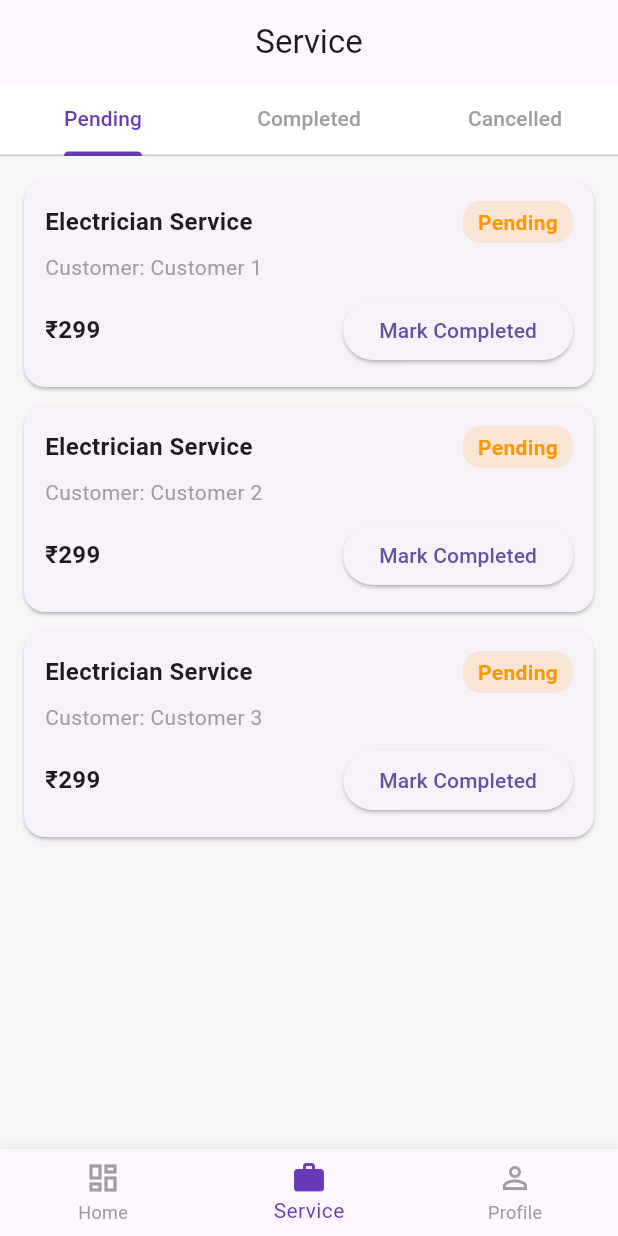
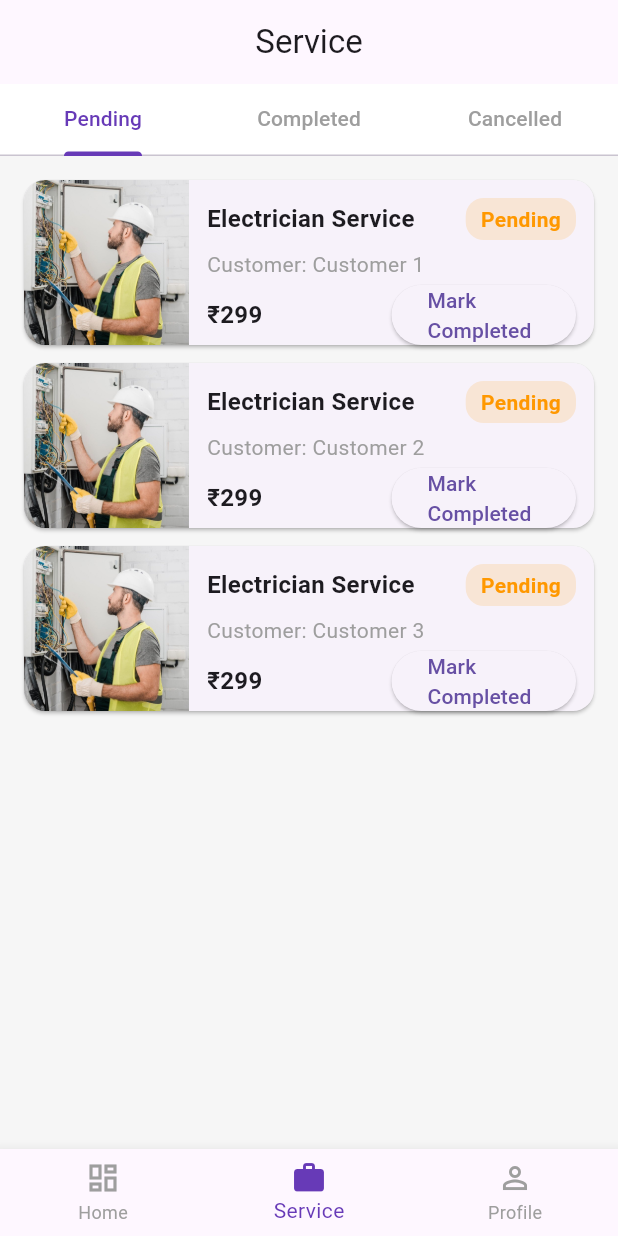
Before and after one commit to vaibhavkhalasi21/service-system, a Flutter app: the screen it shows after launch, item 2 of the bottom bar chosen, after a tap on "Mark Completed", on a phone screen of 412 x 824 dp. Run offline on Flutter 3.47's test engine with Material 3 defaults, Android fonts, the phone set to English and light mode, and no system bars; our stand-ins replace shared_preferences.

Commit message:
Added VendorJobsTab with images and fixed overflows

```diff
--- a/vendor/lib/Screens/vendor_home_tab.dart
+++ b/vendor/lib/Screens/vendor_home_tab.dart
@@ -82,19 +82,19 @@ class VendorHomeTab extends StatelessWidget {
             title: "Electrician",
             price: 299,
             rating: 4.6,
-            icon: Icons.electrical_services,
+            imagePath: "assets/images/electrician.png",
           ),
           _ServiceCard(
             title: "Plumber",
             price: 249,
             rating: 4.5,
-            icon: Icons.plumbing,
+            imagePath: "assets/images/plumbing.png",
           ),
           _ServiceCard(
             title: "House Cleaning",
             price: 499,
             rating: 4.7,
-            icon: Icons.cleaning_services,
+            imagePath: "assets/images/cleaning.png",
           ),
         ],
       ),
@@ -124,18 +124,18 @@ class _CategoryChip extends StatelessWidget {
   }
 }
 
-/// 🧾 Service Card
+/// 🧾 Service Card (FULL HEIGHT IMAGE)
 class _ServiceCard extends StatelessWidget {
   final String title;
   final int price;
   final double rating;
-  final IconData icon;
+  final String imagePath;
 
   const _ServiceCard({
     required this.title,
     required this.price,
     required this.rating,
-    required this.icon,
+    required this.imagePath,
   });
 
   @override
@@ -144,26 +144,43 @@ class _ServiceCard extends StatelessWidget {
       elevation: 2,
       margin: const EdgeInsets.only(bottom: 12),
       shape: RoundedRectangleBorder(borderRadius: BorderRadius.circular(14)),
-      child: Padding(
-        padding: const EdgeInsets.all(14),
+      child: SizedBox(
+        height: 90, // Card height
         child: Row(
           children: [
-            CircleAvatar(
-              radius: 26,
-              backgroundColor: const Color(0xFFEDE7F6),
-              child: Icon(icon, color: Colors.deepPurple),
+
+            /// 🖼️ FULL HEIGHT IMAGE
+            ClipRRect(
+              borderRadius: const BorderRadius.only(
+                topLeft: Radius.circular(14),
+                bottomLeft: Radius.circular(14),
               ),
+              child: Image.asset(
+                imagePath,
+                width: 90,
+                height: double.infinity,
+                fit: BoxFit.cover,
+              ),
+            ),
+
             const SizedBox(width: 12),
+
+            /// 📄 Title + Rating
             Expanded(
               child: Column(
+                mainAxisAlignment: MainAxisAlignment.center,
                 crossAxisAlignment: CrossAxisAlignment.start,
                 children: [
                   Text(
                     title,
+                    maxLines: 1,
+                    overflow: TextOverflow.ellipsis,
                     style: const TextStyle(
-                        fontSize: 16, fontWeight: FontWeight.bold),
+                      fontSize: 16,
+                      fontWeight: FontWeight.bold,
                     ),
-                  const SizedBox(height: 4),
+                  ),
+                  const SizedBox(height: 6),
                   Row(
                     children: [
                       const Icon(Icons.star,
@@ -175,7 +192,13 @@ class _ServiceCard extends StatelessWidget {
                 ],
               ),
             ),
-            Column(
+
+            /// 💰 Price + Manage Button
+            Padding(
+              padding: const EdgeInsets.only(right: 12),
+              child: Column(
+                mainAxisAlignment: MainAxisAlignment.center,
+                crossAxisAlignment: CrossAxisAlignment.end,
                 children: [
                   Text(
                     "₹$price",
@@ -188,7 +211,8 @@ class _ServiceCard extends StatelessWidget {
                     child: const Text("Manage"),
                   ),
                 ],
-            )
+              ),
+            ),
           ],
         ),
       ),
--- a/vendor/lib/Screens/vendor_service_tab.dart
+++ b/vendor/lib/Screens/vendor_service_tab.dart
@@ -46,6 +46,8 @@ class _VendorJobsTabState extends State<VendorJobsTab>
 
         /// 📋 Tab Views
         Expanded(
+          child: Padding(
+            padding: EdgeInsets.only(bottom: MediaQuery.of(context).padding.bottom),
             child: TabBarView(
               controller: _tabController,
               children: const [
@@ -53,6 +55,7 @@ class _VendorJobsTabState extends State<VendorJobsTab>
                 _JobsList(status: "Completed"),
                 _JobsList(status: "Cancelled"),
               ],
+            ),
           ),
         ),
       ],
@@ -78,32 +81,36 @@ class _JobsList extends StatelessWidget {
     }
 
     return ListView.builder(
-      padding: const EdgeInsets.all(16),
+      padding: const EdgeInsets.only(left: 16, right: 16, top: 16),
       itemCount: 3,
       itemBuilder: (context, index) {
+        // You can change images dynamically per index/service
         return _JobCard(
           serviceName: "Electrician Service",
           customerName: "Customer ${index + 1}",
           price: 299,
           status: status,
+          imagePath: "assets/images/electrician.png",
         );
       },
     );
   }
 }
 
-/// 🧾 Single Job Card
+/// 🧾 Single Job Card WITH IMAGE & Flexible Layout
 class _JobCard extends StatelessWidget {
   final String serviceName;
   final String customerName;
   final int price;
   final String status;
+  final String imagePath;
 
   const _JobCard({
     required this.serviceName,
     required this.customerName,
     required this.price,
     required this.status,
+    required this.imagePath,
   });
 
   Color getStatusColor() {
@@ -122,19 +129,47 @@ class _JobCard extends StatelessWidget {
     return Card(
       margin: const EdgeInsets.only(bottom: 12),
       shape: RoundedRectangleBorder(borderRadius: BorderRadius.circular(14)),
+      child: SizedBox(
+        height: 110,
+        child: Row(
+          children: [
+
+            /// 🖼️ Service Image
+            ClipRRect(
+              borderRadius: const BorderRadius.only(
+                topLeft: Radius.circular(14),
+                bottomLeft: Radius.circular(14),
+              ),
+              child: Image.asset(
+                imagePath,
+                width: 110,
+                height: double.infinity,
+                fit: BoxFit.cover,
+              ),
+            ),
+
+            const SizedBox(width: 12),
+
+            /// 📄 Job Details
+            Expanded(
               child: Padding(
-        padding: const EdgeInsets.all(14),
+                padding: const EdgeInsets.symmetric(vertical: 12),
                 child: Column(
                   crossAxisAlignment: CrossAxisAlignment.start,
                   children: [
+
                     /// Title + Status
                     Row(
-              mainAxisAlignment: MainAxisAlignment.spaceBetween,
                       children: [
-                Text(
+                        Expanded(
+                          child: Text(
                             serviceName,
+                            maxLines: 1,
+                            overflow: TextOverflow.ellipsis,
                             style: const TextStyle(
-                      fontSize: 16, fontWeight: FontWeight.bold),
+                                fontSize: 16,
+                                fontWeight: FontWeight.bold),
+                          ),
                         ),
                         Container(
                           padding:
@@ -161,26 +196,38 @@ class _JobCard extends StatelessWidget {
                       style: const TextStyle(color: Colors.grey),
                     ),
 
-            const SizedBox(height: 8),
+                    const Spacer(),
 
+                    /// Price + Action Button
                     Row(
                       mainAxisAlignment: MainAxisAlignment.spaceBetween,
                       children: [
-                Text(
+                        Flexible(
+                          child: Text(
                             "₹$price",
                             style: const TextStyle(
                                 fontSize: 16, fontWeight: FontWeight.bold),
+                            overflow: TextOverflow.ellipsis,
+                          ),
                         ),
                         if (status == "Pending")
-                  ElevatedButton(
+                          Flexible(
+                            child: ElevatedButton(
                               onPressed: () {},
                               child: const Text("Mark Completed"),
+                            ),
                           ),
                       ],
                     ),
                   ],
                 ),
               ),
+            ),
+
+            const SizedBox(width: 12),
+          ],
+        ),
+      ),
     );
   }
 }
--- a/vendor/lib/services/vendor_api.dart
+++ b/vendor/lib/services/vendor_api.dart
@@ -2,7 +2,7 @@ import 'dart:convert';
 import 'package:http/http.dart' as http;
 
 class VendorApi {
-  static const String baseUrl = "http://10.141.25.71:5244/api/vendor";
+  static const String baseUrl = "http://10.141.25.37:5244/api/vendor";
 
   // REGISTER
   static Future<Map<String, dynamic>> registerVendor({
--- a/vendor/pubspec.yaml
+++ b/vendor/pubspec.yaml
@@ -22,7 +22,7 @@ dev_dependencies:
 flutter:
   uses-material-design: true
   assets:
-    - assets/images/splash1.png
+    - assets/images/
 
 flutter_native_splash:
   color: "#6A11CB"
```
Also changed, not shown: vendor/assets/images/cleaning.png (added), vendor/assets/images/electrician.png (added), vendor/assets/images/plumbing.png (added). Lines whose indentation alone changed are shown as unchanged.
